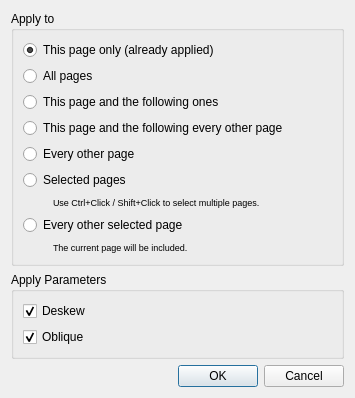
Above: src/core/filters/deskew/ApplyDialog.ui from 2ndmax/scantailor-ocr before the change. Below: the same form after it.
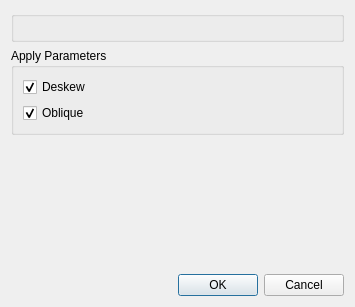
That is the form after the change. Custom widgets are drawn as their Qt base class.

Commit message: Apply dialogs: one shared page choice with page counts

```diff
--- a/src/core/filters/deskew/ApplyDialog.ui
+++ b/src/core/filters/deskew/ApplyDialog.ui
@@ -15,129 +15,7 @@
   </property>
   <layout class="QVBoxLayout" name="verticalLayout_3">
    <item>
-    <widget class="QGroupBox" name="groupBox_2">
-     <property name="title">
-      <string>Apply to</string>
-     </property>
-     <layout class="QVBoxLayout" name="verticalLayout_2">
-      <item>
-       <widget class="QRadioButton" name="thisPageRB">
-        <property name="text">
-         <string>This page only (already applied)</string>
-        </property>
-        <property name="checked">
-         <bool>true</bool>
-        </property>
-       </widget>
-      </item>
-      <item>
-       <widget class="QRadioButton" name="allPagesRB">
-        <property name="text">
-         <string>All pages</string>
-        </property>
-       </widget>
-      </item>
-      <item>
-       <widget class="QRadioButton" name="thisPageAndFollowersRB">
-        <property name="text">
-         <string>This page and the following ones</string>
-        </property>
-       </widget>
-      </item>
-      <item>
-       <widget class="QRadioButton" name="thisEveryOtherRB">
-        <property name="text">
-         <string extracomment="All odd or even pages, depending on the current page being odd or even.">This page and the following every other page</string>
-        </property>
-       </widget>
-      </item>
-      <item>
-       <widget class="QRadioButton" name="everyOtherRB">
-        <property name="text">
-         <string extracomment="All odd or even pages, depending on the current page being odd or even.">Every other page</string>
-        </property>
-       </widget>
-      </item>
-      <item>
-       <widget class="QRadioButton" name="selectedPagesRB">
-        <property name="text">
-         <string>Selected pages</string>
-        </property>
-       </widget>
-      </item>
-      <item>
-       <layout class="QHBoxLayout" name="horizontalLayout_2">
-        <item>
-         <spacer name="horizontalSpacer_7">
-          <property name="orientation">
-           <enum>Qt::Horizontal</enum>
-          </property>
-          <property name="sizeType">
-           <enum>QSizePolicy::Fixed</enum>
-          </property>
-          <property name="sizeHint" stdset="0">
-           <size>
-            <width>30</width>
-            <height>13</height>
-           </size>
-          </property>
-         </spacer>
-        </item>
-        <item>
-         <widget class="QLabel" name="selectedPagesHint">
-          <property name="font">
-           <font>
-            <pointsize>7</pointsize>
-           </font>
-          </property>
-          <property name="text">
-           <string>Use Ctrl+Click / Shift+Click to select multiple pages.</string>
-          </property>
-         </widget>
-        </item>
-       </layout>
-      </item>
-      <item>
-       <widget class="QRadioButton" name="everyOtherSelectedRB">
-        <property name="text">
-         <string>Every other selected page</string>
-        </property>
-       </widget>
-      </item>
-      <item>
-       <layout class="QHBoxLayout" name="horizontalLayout">
-        <item>
-         <spacer name="horizontalSpacer_6">
-          <property name="orientation">
-           <enum>Qt::Horizontal</enum>
-          </property>
-          <property name="sizeType">
-           <enum>QSizePolicy::Fixed</enum>
-          </property>
-          <property name="sizeHint" stdset="0">
-           <size>
-            <width>30</width>
-            <height>13</height>
-           </size>
-          </property>
-         </spacer>
-        </item>
-        <item>
-         <widget class="QLabel" name="everyOtherSelectedHint">
-          <property name="font">
-           <font>
-            <pointsize>7</pointsize>
-           </font>
-          </property>
-          <property name="text">
-           <string>The current page will be included.</string>
-          </property>
-         </widget>
-        </item>
-       </layout>
-      </item>
-     </layout>
-    </widget>
+    <widget class="PageScopeGroupBox" name="scopeGroupBox"/>
    </item>
    <item>
     <widget class="QGroupBox" name="applyPartsGroupBox">
@@ -199,6 +77,13 @@
    </item>
   </layout>
  </widget>
+ <customwidgets>
+  <customwidget>
+   <class>PageScopeGroupBox</class>
+   <extends>QGroupBox</extends>
+   <header location="global">PageScopeGroupBox.h</header>
+  </customwidget>
+ </customwidgets>
  <resources/>
  <connections>
   <connection>
```
The commit also changes 38 other files.
